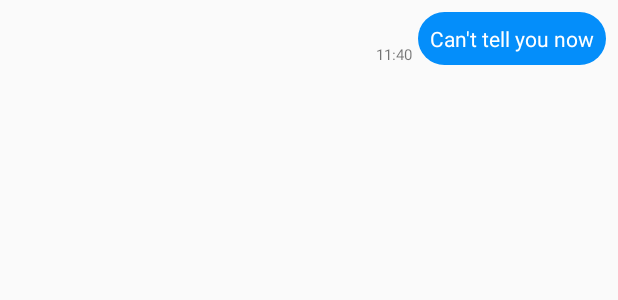
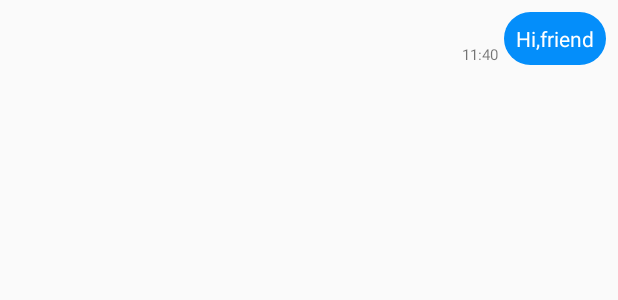
Before and after one commit to hanyuS/Masquerade, an Android app: the layout item_message_sent.xml on its own in the app's theme, with its tools: preview values and no code run, on a phone screen of 412 x 824 dp. Shown: the top 300 px of the screen. Run offline under Robolectric (Android 15) with nearby library versions, the phone set to English and light mode, and no system bars.

Commit message:
change message text

```diff
--- a/app/src/main/res/layout/item_message_sent.xml
+++ b/app/src/main/res/layout/item_message_sent.xml
@@ -10,7 +10,7 @@
 
     <TextView
         android:id="@+id/text_message_body"
-        android:text="Can't tell you now"
+        android:text="Hi,friend"
         android:background="@drawable/rounded_rectangle_blue"
         android:layout_width="wrap_content"
         android:layout_height="wrap_content"
```
